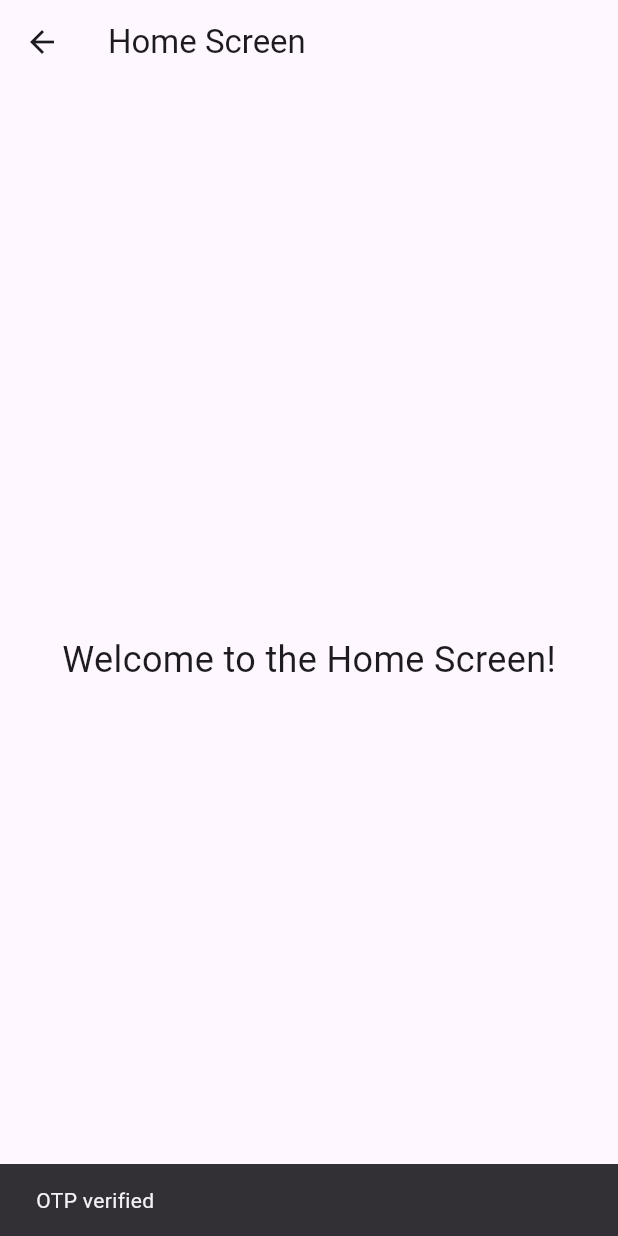
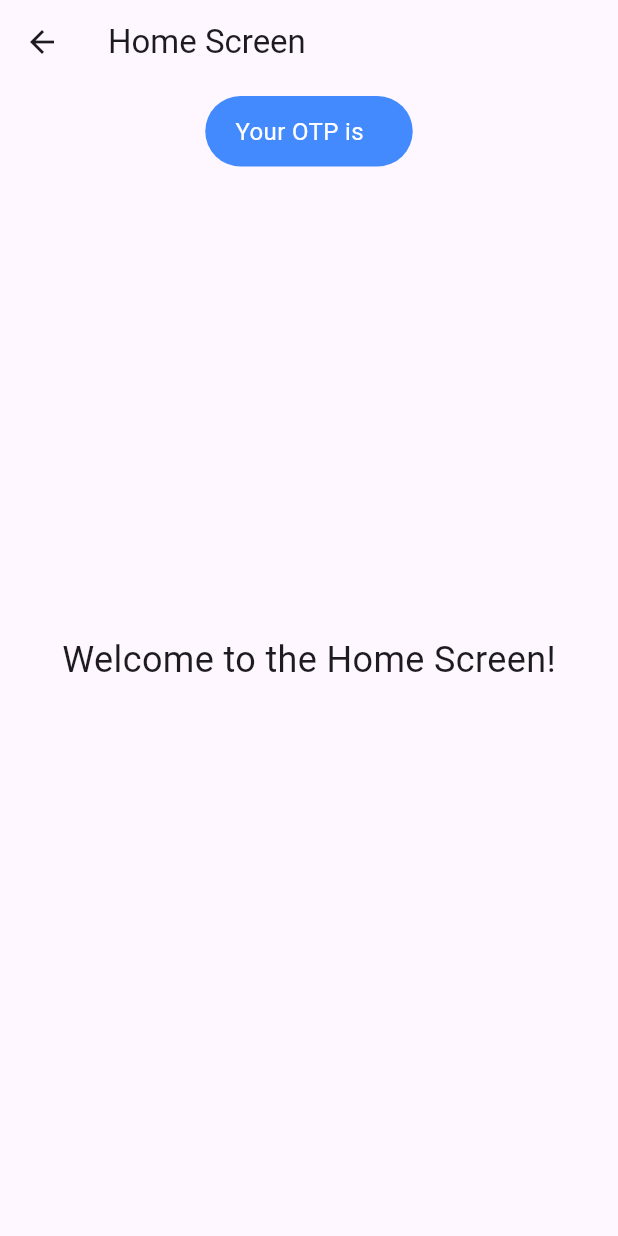
Before and after one commit to hamad-mf/swiggy_clone_project, a Flutter app: the OtpVerificationScreen screen opened directly with empty values, after a tap on "Continue", on a phone screen of 412 x 824 dp. Run offline on Flutter 3.47's test engine with Material 3 defaults, Android fonts, the phone set to English and light mode, and no system bars; our stand-ins replace fluttertoast, pin_code_fields.

Commit message:
changed the otp showing method(simplyfied)

```diff
--- a/lib/View/Login Screen/login_screen.dart
+++ b/lib/View/Login Screen/login_screen.dart
@@ -85,7 +85,6 @@ class _LoginScreenState extends State<LoginScreen> {
         ),
         TextFormField(
           controller: _mobilenocontroller,
-          maxLength: 10,
           decoration: InputDecoration(
             labelText: "Mobile Number",
             labelStyle: TextStyle(
--- a/lib/View/otp Verification Screen/otp_verification_screen.dart
+++ b/lib/View/otp Verification Screen/otp_verification_screen.dart
@@ -1,8 +1,11 @@
 import 'package:flutter/material.dart';
+import 'package:fluttertoast/fluttertoast.dart';
+
+import 'package:pin_code_fields/pin_code_fields.dart';
 import 'package:swiggy_clone_project/View/Global_widgets/common_button.dart';
 import 'package:swiggy_clone_project/View/Home%20Screen/home_screen.dart';
 import 'package:swiggy_clone_project/utils/constants/color_constants.dart';
-import 'package:pin_code_fields/pin_code_fields.dart';
+
 import 'dart:async';
 
 class OtpVerificationScreen extends StatefulWidget {
@@ -17,21 +20,33 @@ class OtpVerificationScreen extends StatefulWidget {
 
 class _OtpVerificationScreenState extends State<OtpVerificationScreen> {
   TextEditingController _otpcontroller = TextEditingController();
-  bool _showbanner = true; //to show the banner with the otp
-  int _timerseconds = 30; // time limit to show the otp banner
-  Timer? _timer; //timer for the banner
+
   bool _showRetryButton = false; // to on or off the retry button
   Timer? _retryTimer; //timer  for to get the retry button visible
-  int _retryTimerSeconds = 40; //set the time limit ot visible the retry button
+  int _retryTimerSeconds = 5; //set the time limit ot visible the retry button
+  bool _isOtpInvalid = false;
+
+  void _showTopNotification() {
+    Fluttertoast.showToast(
+      msg: "Your OTP is   ${widget.otp}",
+      toastLength: Toast.LENGTH_LONG,
+      gravity: ToastGravity.TOP, // Positioning at the top
+      timeInSecForIosWeb: 1,
+      backgroundColor: Colors.blueAccent,
+      textColor: Colors.white,
+      fontSize: 16.0,
+    );
+  }
 
   @override
   void initState() {
     super.initState();
-    _starttimer(); //this will start the otp bannertime
+
+    _showTopNotification();
     _startRetryTimer(); //this will start the retry button visibile timer
   }
 
-  void _startRetryTimer() {
+  _startRetryTimer() {
     //start the rerty countdown timer
     _retryTimer = Timer.periodic(Duration(seconds: 1), (timer) {
       if (_retryTimerSeconds > 0) {
@@ -48,33 +63,8 @@ class _OtpVerificationScreenState extends State<OtpVerificationScreen> {
     });
   }
 
-  void _starttimer() {
-    //this is the function to start the timer
-    _timer = Timer.periodic(Duration(seconds: 1), (timer) {
-      //decrease the timer every 1 sec
-
-      if (_timerseconds > 0) {
-        setState(() {
-          _timerseconds--; //minus 1 sec from the time left
-        });
-      } else {
-        _closebanner();
-      }
-    });
-  }
-
-  void _closebanner() {
-    //this function is to clos the banner
-
-    setState(() {
-      _showbanner = false;
-      _timer?.cancel();
-    });
-  }
-
   @override
   void dispose() {
-    _timer?.cancel(); //cancel the otp banner timer
     _retryTimer?.cancel(); // cancel the retry countodn timer
     super.dispose();
   }
@@ -84,7 +74,16 @@ class _OtpVerificationScreenState extends State<OtpVerificationScreen> {
     return Scaffold(
       body: Padding(
         padding: const EdgeInsets.only(left: 15, top: 65, right: 15),
-        child: Column(
+        child: SingleChildScrollView(
+          scrollDirection: Axis.vertical,
+          child: _maintextsection(context),
+        ),
+      ),
+    );
+  }
+
+  Column _maintextsection(BuildContext context) {
+    return Column(
       crossAxisAlignment: CrossAxisAlignment.start,
       children: [
         InkWell(
@@ -107,16 +106,169 @@ class _OtpVerificationScreenState extends State<OtpVerificationScreen> {
               fontWeight: FontWeight.w900),
         ),
         SizedBox(
-              height: 20,
+          height: 10,
         ),
-            SingleChildScrollView(
-              child: Stack(
+        Stack(
           children: [
             Padding(
               padding: const EdgeInsets.all(0),
               child: Column(
                 children: [
-                        PinCodeTextField(
+                  _pincodefield(context),
+                  if (_isOtpInvalid)
+                    Padding(
+                      padding: const EdgeInsets.only(top: 8),
+                      child: Text(
+                        "Uh Oh! The OTP you entered is invalid.",
+                        style: TextStyle(color: Colors.red, fontSize: 16),
+                      ),
+                    ),
+                  SizedBox(
+                    height: 10,
+                  ),
+                  _continuebutton(context),
+                  Padding(
+                    padding:
+                        const EdgeInsets.only(left: 15, top: 10, right: 15),
+                    child: Column(
+                      crossAxisAlignment: CrossAxisAlignment.start,
+                      children: [
+                        Row(
+                          children: [
+                            if (!_showRetryButton)
+                              Text(
+                                  "Didn't recieve it? Retry in $_retryTimerSeconds s"),
+                            if (_showRetryButton) _retryotpbuttons()
+                          ],
+                        ),
+                      ],
+                    ),
+                  ),
+                  SizedBox(
+                    height: 180,
+                  ),
+                ],
+              ),
+            ),
+          ],
+        ),
+      ],
+    );
+  }
+
+  Column _retryotpbuttons() {
+    return Column(
+      crossAxisAlignment: CrossAxisAlignment.start,
+      children: [
+        Text(
+          "Retry via:",
+          style: TextStyle(fontSize: 16, color: ColorConstants.retrytxt),
+        ),
+        SizedBox(
+          height: 8,
+        ),
+        Row(
+          children: [
+            ElevatedButton(
+                style: ButtonStyle(
+                    padding: WidgetStatePropertyAll(
+                      EdgeInsets.symmetric(vertical: 12, horizontal: 16),
+                    ),
+                    shape: WidgetStatePropertyAll(RoundedRectangleBorder(
+                        borderRadius: BorderRadius.circular(6))),
+                    backgroundColor:
+                        WidgetStatePropertyAll(ColorConstants.buttonbg)),
+                child: Row(
+                  mainAxisSize: MainAxisSize.min,
+                  children: [
+                    Icon(
+                      Icons.sms_outlined,
+                      color: ColorConstants.buttontxt,
+                    ),
+                    SizedBox(width: 8),
+                    Text(
+                      "SMS",
+                      style: TextStyle(
+                        color: ColorConstants.buttontxt,
+                        fontWeight: FontWeight.bold,
+                        fontSize: 16,
+                      ),
+                    ),
+                  ],
+                ),
+                onPressed: () {
+                  setState(() {
+                    _showTopNotification();
+
+                    _isOtpInvalid = false;
+
+                    _retryTimerSeconds = 5; //sets the retyr timer to 30 again
+                    _showRetryButton =
+                        false; //this will hide the retry button agi
+                  });
+
+                  _startRetryTimer(); //restarts the retry  countowndn
+                }),
+            SizedBox(
+              width: 15,
+            ),
+            ElevatedButton(
+                style: ButtonStyle(
+                    padding: WidgetStatePropertyAll(
+                      EdgeInsets.symmetric(vertical: 12, horizontal: 16),
+                    ),
+                    shape: WidgetStatePropertyAll(RoundedRectangleBorder(
+                        borderRadius: BorderRadius.circular(6))),
+                    backgroundColor:
+                        WidgetStatePropertyAll(ColorConstants.buttonbg)),
+                child: Row(
+                  mainAxisSize: MainAxisSize.min,
+                  children: [
+                    Icon(
+                      Icons.call_outlined,
+                      color: ColorConstants.buttontxt,
+                    ),
+                    SizedBox(width: 8),
+                    Text(
+                      "Call",
+                      style: TextStyle(
+                        color: ColorConstants.buttontxt,
+                        fontWeight: FontWeight.bold,
+                        fontSize: 16,
+                      ),
+                    ),
+                  ],
+                ),
+                onPressed: () {}),
+          ],
+        ),
+      ],
+    );
+  }
+
+  CommonButton _continuebutton(BuildContext context) {
+    return CommonButton(
+        buttonText: "Continue",
+        onPressed: () {
+          setState(() {
+            if (_otpcontroller.text == widget.otp) {
+              _isOtpInvalid = false; // means otp is valid
+
+              Navigator.push(
+                  context,
+                  MaterialPageRoute(
+                      builder: (context) => HomeScreen(
+                            otp: '',
+                          )));
+            } else {
+              _isOtpInvalid = true; //means otp is invalid
+            }
+          });
+        });
+  }
+
+  PinCodeTextField _pincodefield(BuildContext context) {
+    return PinCodeTextField(
       controller: _otpcontroller,
       length: 6,
       pinTheme: PinTheme(
@@ -131,149 +283,6 @@ class _OtpVerificationScreenState extends State<OtpVerificationScreen> {
       ),
       keyboardType: TextInputType.number,
       appContext: context,
-                        ),
-                        SizedBox(
-                          height: 20,
-                        ),
-                        CommonButton(
-                            buttonText: "Continue",
-                            onPressed: () {
-                              setState(() {
-                                if (_otpcontroller.text == widget.otp) {
-                                  ScaffoldMessenger.of(context).showSnackBar(
-                                    SnackBar(
-                                      content: Text("OTP verified"),
-                                    ),
-                                  );
-
-                                  Navigator.push(
-                                      context,
-                                      MaterialPageRoute(
-                                          builder: (context) => HomeScreen(
-                                                otp: '',
-                                              )));
-                                } else {
-                                  ScaffoldMessenger.of(context).showSnackBar(
-                                    SnackBar(content: Text("invalid OTP")),
-                                  );
-                                }
-                              });
-                            }),
-                        Padding(
-                          padding: const EdgeInsets.only(
-                              left: 15, top: 15, right: 15),
-                          child: Row(
-                            children: [
-                              if (!_showRetryButton)
-                                Text(
-                                    "Didn't recieve it? Retry in $_retryTimerSeconds s"),
-                              if (_showRetryButton)
-                                Row(
-                                  children: [
-                                    Text(
-                                      "Retry via:",
-                                      style: TextStyle(
-                                        fontSize: 16,
-                                      ),
-                                    ),
-                                    SizedBox(
-                                      width: 12,
-                                    ),
-                                    ElevatedButton(
-                                        style: ButtonStyle(
-                                            minimumSize: WidgetStatePropertyAll(
-                                                Size(50, 50)),
-                                            shape: WidgetStatePropertyAll(
-                                                RoundedRectangleBorder(
-                                                    borderRadius: BorderRadius
-                                                        .circular(6))),
-                                            backgroundColor:
-                                                WidgetStatePropertyAll(
-                                                    const Color.fromARGB(
-                                                            255, 239, 236, 209)
-                                                        .withOpacity(0.1))),
-                                        child: Text(
-                                          "OTP",
-                                          style: TextStyle(
-                                              color: Colors.red,
-                                              fontSize: 18,
-                                              fontWeight: FontWeight.bold),
-                                        ),
-                                        onPressed: () {
-                                          //reset both timers and show the banner agin
-                                          setState(() {
-                                            _showbanner =
-                                                true; //this will show the banner again
-                                            _timerseconds =
-                                                30; // reset the otp banner time to 5 sec
-                                            _retryTimerSeconds =
-                                                40; //sets the retyr timer to 30 again
-                                            _showRetryButton =
-                                                false; //this will hide the retry button agi
-                                          });
-                                          _starttimer(); //restarts the otp banner time
-                                          _startRetryTimer(); //restarts the retry  countowndn
-                                        }),
-                                  ],
-                                )
-                            ],
-                          ),
-                        ),
-                        SizedBox(
-                          height: 120,
-                        ),
-                      ],
-                    ),
-                  ),
-                  Positioned(
-                    top: 250,
-                    right: 0,
-                    left: 0,
-                    child: AnimatedOpacity(
-                      opacity: _showbanner ? 1.0 : 00,
-                      duration: Duration(milliseconds: 700),
-                      child: Container(
-                        decoration: BoxDecoration(
-                            color: ColorConstants.primaryColor,
-                            borderRadius: BorderRadius.circular(12)),
-                        padding: EdgeInsets.all(5),
-                        child: Row(
-                          mainAxisAlignment: MainAxisAlignment.spaceBetween,
-                          children: [
-                            SizedBox(
-                              width: 1,
-                            ),
-                            Text(
-                              "Your OTP is   ${widget.otp}",
-                              style: TextStyle(
-                                  color: ColorConstants.mainwhite,
-                                  fontSize: 18,
-                                  fontWeight: FontWeight.w600),
-                            ),
-                            Text(
-                              "$_timerseconds s",
-                              style: TextStyle(
-                                  color: ColorConstants.mainwhite,
-                                  fontSize: 18,
-                                  fontWeight: FontWeight.w600),
-                            ),
-                            IconButton(
-                                onPressed: _closebanner,
-                                icon: Icon(
-                                  Icons.close,
-                                  color: ColorConstants.mainwhite,
-                                ))
-                          ],
-                        ),
-                      ),
-                    ),
-                  )
-                ],
-              ),
-            )
-          ],
-        ),
-      ),
     );
   }
 }
--- a/lib/utils/constants/color_constants.dart
+++ b/lib/utils/constants/color_constants.dart
@@ -5,4 +5,7 @@ class ColorConstants {
   static Color mainwhite = Color(0xffffffff);
   static Color mainblack = Color(0xff000000);
   static Color maingrey = Color(0xff898989);
+  static Color buttonbg = Color(0xfffeede5);
+  static Color buttontxt = Color(0xffe35914);
+  static Color retrytxt = Color(0xff69696a);
 }
--- a/pubspec.yaml
+++ b/pubspec.yaml
@@ -31,6 +31,7 @@ dependencies:
   flutter:
     sdk: flutter
   pin_code_fields: ^8.0.1
+  fluttertoast: ^8.2.1
 
 
   # The following adds the Cupertino Icons font to your application.
```
Also changed, not shown: pubspec.lock. Lines whose indentation alone changed are shown as unchanged.
